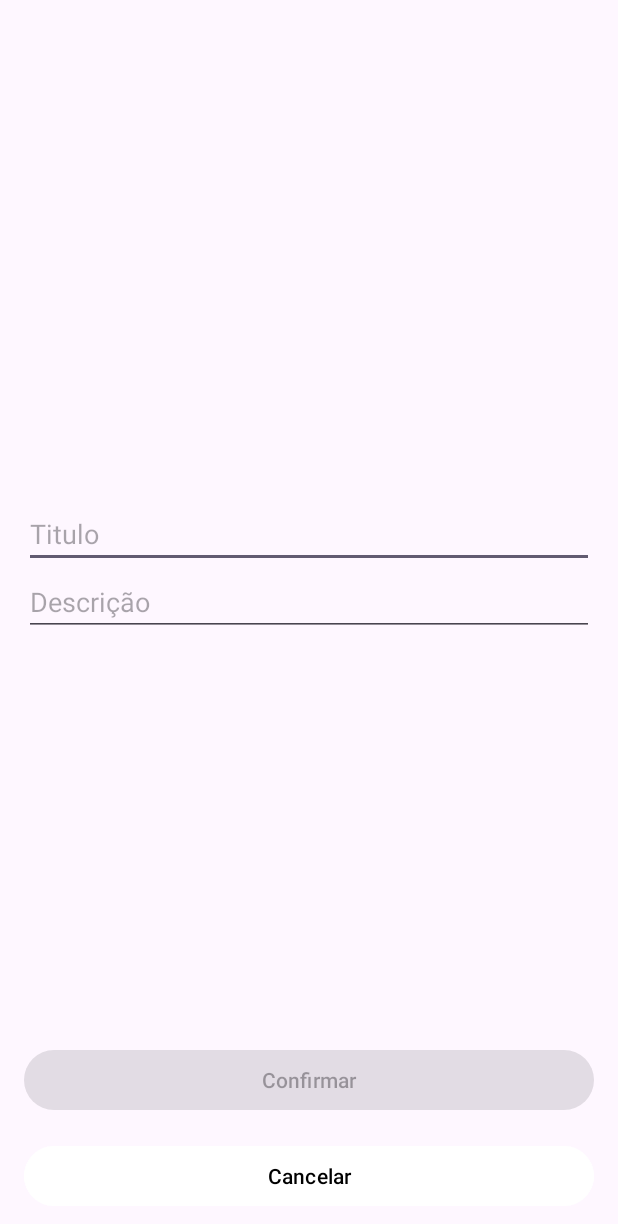
After one commit to jounheringer/android_taskflow, an Android app: the EditTaskActivity screen opened directly, with no data from a screen before it, on a phone screen of 412 x 824 dp. The commit adds this screen. Shown: the top 1224 px of the screen. Run offline under Robolectric (Android 15) with nearby library versions, the phone set to English and light mode, and no system bars; 1 statement that could not run was skipped.

Commit message:
feat: Implement task editing functionality
Introduces the ability for users to edit existing tasks. This is handled through a new `EditTaskActivity` and its corresponding `EditTaskViewModel`.

- Create `EditTaskActivity` to manage the UI for editing a task, including fields for title and description.
- Add `EditTaskViewModel` to fetch a task by its ID and handle the update logic using `TaskRepository`.
- Implement `OperationHandler`, a sealed class to represent different states of an operation (Waiting, Loading, Success, Failure), which is used in the `EditTaskViewModel`.
- Create a new layout file `edit_task.xml` for the edit screen and a reusable `loading.xml` for displaying a progress indicator.
- Update `TaskCardAdapter` to include an `onNavigateToEdit` callback, which is triggered when the edit button on a task card is clicked.
- Modify `MainActivity` to launch `EditTaskActivity` with the correct task ID when the edit button is pressed.
- Register `EditTaskActivity` in `AndroidManifest.xml`.
- Add new string resources for the edit screen (e.g., "Confirmar", "Cancelar", "Titulo").
- Update the Koin module (`TaskModule`) to provide `EditTaskViewModel`.
- Replace hardcoded strings in `add_activity_main.xml` with string resources.

```diff
--- a/app/src/main/AndroidManifest.xml
+++ b/app/src/main/AndroidManifest.xml
@@ -24,6 +24,10 @@
             android:name=".ui.addtask.AddTaskActivity"
             android:exported="true"
             />
+        <activity
+            android:name=".ui.edit.EditTaskActivity"
+            android:exported="true"
+            />
     </application>
 
 </manifest>
--- a/app/src/main/java/com/reringuy/taskflow/di/modules/TaskModule.kt
+++ b/app/src/main/java/com/reringuy/taskflow/di/modules/TaskModule.kt
@@ -3,6 +3,7 @@ package com.reringuy.taskflow.di.modules
 import com.reringuy.taskflow.data.TaskFlowDatabase
 import com.reringuy.taskflow.data.repositories.TaskRepository
 import com.reringuy.taskflow.ui.addtask.AddTaskViewModel
+import com.reringuy.taskflow.ui.edit.EditTaskViewModel
 import com.reringuy.taskflow.ui.tasklist.TaskListViewModel
 import org.koin.core.module.dsl.singleOf
 import org.koin.core.module.dsl.viewModelOf
@@ -11,6 +12,7 @@ import org.koin.dsl.module
 val taskModule = module {
     single { get<TaskFlowDatabase>().taskDao() }
     singleOf(::TaskRepository)
-    singleOf(::AddTaskViewModel)
+    viewModelOf(::AddTaskViewModel)
+    viewModelOf(::EditTaskViewModel)
     viewModelOf(::TaskListViewModel)
 }
--- /dev/null
+++ b/app/src/main/java/com/reringuy/taskflow/ui/edit/EditTaskActivity.kt
@@ -0,0 +1,80 @@
+package com.reringuy.taskflow.ui.edit
+
+import android.os.Bundle
+import android.view.View
+import android.widget.Button
+import android.widget.FrameLayout
+import android.widget.Toast
+import androidx.appcompat.app.AppCompatActivity
+import androidx.core.widget.addTextChangedListener
+import com.google.android.material.textfield.TextInputEditText
+import com.reringuy.taskflow.R
+import com.reringuy.taskflow.utils.OperationHandler
+import org.koin.android.ext.android.inject
+
+class EditTaskActivity: AppCompatActivity() {
+
+    private val viewModel: EditTaskViewModel by inject<EditTaskViewModel>()
+
+    override fun onCreate(savedInstanceState: Bundle?) {
+        super.onCreate(savedInstanceState)
+
+        setContentView(R.layout.edit_task)
+
+        val id = intent.getLongExtra(EXTRA_TASK_ID, -1)
+        val loadingComponent = findViewById<FrameLayout>(R.id.loading_view)
+        val cancelButton = findViewById<Button>(R.id.edit_task_button_cancel)
+        val confirmButton = findViewById<Button>(R.id.edit_task_button_confirm)
+        val titleTextInput = findViewById<TextInputEditText>(R.id.edit_title)
+        val descriptionTextInput = findViewById<TextInputEditText>(R.id.edit_description)
+
+        viewModel.getTask(id)
+
+
+        viewModel.onDoneEffect.observe(this) {
+            Toast.makeText(this, "Task atualizada", Toast.LENGTH_SHORT).show()
+            finish()
+        }
+
+        viewModel.task.observe(this) { taskResult ->
+            when (taskResult) {
+                is OperationHandler.Failure -> {
+                    loadingComponent.visibility = View.GONE
+                    Toast.makeText(this, taskResult.message, Toast.LENGTH_SHORT).show()
+                    finish()
+                }
+                is OperationHandler.Success -> {
+                    loadingComponent.visibility = View.GONE
+
+                    var task = taskResult.data
+                    titleTextInput.setText(task.title)
+                    descriptionTextInput.setText(task.description ?: "")
+                    confirmButton.isEnabled = titleTextInput.text.toString().isNotEmpty()
+
+                    titleTextInput.addTextChangedListener {
+                        task = task.copy(title = it.toString())
+                    }
+
+                    descriptionTextInput.addTextChangedListener {
+                        task = task.copy(description = it.toString())
+                    }
+
+                    confirmButton.setOnClickListener {
+                        viewModel.updateTask(task)
+                    }
+
+                    cancelButton.setOnClickListener {
+                        finish()
+                    }
+                }
+                else -> {
+                    loadingComponent.visibility = View.VISIBLE
+                }
+            }
+        }
+    }
+
+    companion object {
+        const val EXTRA_TASK_ID = "extra_task_id"
+    }
+}
--- /dev/null
+++ b/app/src/main/java/com/reringuy/taskflow/ui/edit/EditTaskViewModel.kt
@@ -0,0 +1,41 @@
+package com.reringuy.taskflow.ui.edit
+
+import androidx.lifecycle.LiveData
+import androidx.lifecycle.MutableLiveData
+import androidx.lifecycle.ViewModel
+import androidx.lifecycle.viewModelScope
+import com.reringuy.taskflow.data.entities.Task
+import com.reringuy.taskflow.data.repositories.TaskRepository
+import com.reringuy.taskflow.utils.OperationHandler
+import com.reringuy.taskflow.utils.SingleEffectLauncher
+import kotlinx.coroutines.Dispatchers
+import kotlinx.coroutines.launch
+
+class EditTaskViewModel(
+    private val taskRepository: TaskRepository,
+) : ViewModel() {
+    private val _task: MutableLiveData<OperationHandler<Task>> =
+        MutableLiveData(OperationHandler.Waiting)
+
+    val task: LiveData<OperationHandler<Task>> = _task
+
+    val onDoneEffect = SingleEffectLauncher<Unit>()
+
+    fun getTask(id: Long) {
+        viewModelScope.launch(Dispatchers.IO) {
+            _task.postValue(OperationHandler.Loading)
+            val response = taskRepository.getTaskById(id)
+            if (response != null)
+                _task.postValue(OperationHandler.Success(response))
+            else
+                _task.postValue(OperationHandler.Failure("Task não encontrada."))
+        }
+    }
+
+    fun updateTask(task: Task) {
+        viewModelScope.launch(Dispatchers.IO) {
+            taskRepository.updateTask(task)
+            onDoneEffect.postValue(Unit)
+        }
+    }
+}
--- /dev/null
+++ b/app/src/main/java/com/reringuy/taskflow/utils/OperationHandler.kt
@@ -0,0 +1,13 @@
+package com.reringuy.taskflow.utils
+
+
+sealed class OperationHandler<out T> {
+
+    object Waiting:OperationHandler<Nothing>()
+
+    object Loading:OperationHandler<Nothing>()
+
+    data class Success<out T>(val data:T):OperationHandler<T>()
+
+    data class Failure(val message:String):OperationHandler<Nothing>()
+}
--- /dev/null
+++ b/app/src/main/res/layout/edit_task.xml
@@ -0,0 +1,58 @@
+<?xml version="1.0" encoding="utf-8"?>
+<LinearLayout xmlns:android="http://schemas.android.com/apk/res/android"
+    xmlns:app="http://schemas.android.com/apk/res-auto"
+    android:layout_width="match_parent"
+    android:layout_height="match_parent">
+
+    <androidx.constraintlayout.widget.ConstraintLayout
+        android:layout_width="match_parent"
+        android:layout_height="match_parent"
+        android:orientation="vertical"
+        android:padding="16dp">
+
+        <com.google.android.material.textfield.TextInputEditText
+            android:id="@+id/edit_title"
+            android:layout_width="match_parent"
+            android:layout_height="wrap_content"
+            android:hint="@string/task_title"
+            app:layout_constraintBottom_toTopOf="@id/edit_task_button_confirm"
+            app:layout_constraintEnd_toEndOf="parent"
+            app:layout_constraintStart_toStartOf="parent"
+            app:layout_constraintTop_toTopOf="parent" />
+
+        <com.google.android.material.textfield.TextInputEditText
+            android:id="@+id/edit_description"
+            android:layout_width="match_parent"
+            android:layout_height="wrap_content"
+            android:hint="@string/task_description"
+            app:layout_constraintEnd_toEndOf="parent"
+            app:layout_constraintStart_toStartOf="parent"
+            app:layout_constraintTop_toBottomOf="@id/edit_title" />
+
+        <Button
+            android:id="@+id/edit_task_button_confirm"
+            android:layout_width="match_parent"
+            android:layout_height="wrap_content"
+            android:layout_marginBottom="16dp"
+            android:enabled="false"
+            android:text="@string/confirm_button"
+            app:layout_constraintBottom_toTopOf="@+id/edit_task_button_cancel"
+            app:layout_constraintEnd_toEndOf="parent"
+            app:layout_constraintStart_toStartOf="parent" />
+
+        <Button
+            android:id="@+id/edit_task_button_cancel"
+            android:layout_width="match_parent"
+            android:layout_height="wrap_content"
+            android:backgroundTint="@android:color/background_light"
+            android:text="@string/cancel_button"
+            android:textColor="@color/black"
+            app:layout_constraintBottom_toBottomOf="parent"
+            app:layout_constraintEnd_toEndOf="parent"
+            app:layout_constraintStart_toStartOf="parent" />
+    </androidx.constraintlayout.widget.ConstraintLayout>
+
+    <include
+        android:id="@+id/loading_view"
+        layout="@layout/loading" />
+</LinearLayout>
--- a/app/src/main/res/layout/task_card.xml
+++ b/app/src/main/res/layout/task_card.xml
@@ -51,6 +51,7 @@
                 android:layout_alignParentEnd="true"
                 android:src="@android:drawable/ic_menu_edit"
                 app:layout_constraintBottom_toBottomOf="parent"
+                android:contentDescription="@string/task_edit"
                 app:layout_constraintEnd_toEndOf="parent"
                 app:layout_constraintTop_toTopOf="parent" />
         </androidx.constraintlayout.widget.ConstraintLayout>
--- a/app/src/main/res/values/strings.xml
+++ b/app/src/main/res/values/strings.xml
@@ -3,4 +3,9 @@
     <string name="edit_content_description">Editar</string>
     <string name="add_content_description">Adicionar</string>
     <string name="empty_task_list_text">Nenhuma Task encontrada</string>
+    <string name="confirm_button">Confirmar</string>
+    <string name="cancel_button">Cancelar</string>
+    <string name="task_title">Titulo</string>
+    <string name="task_description">Descrição</string>
+    <string name="task_edit">Editar</string>
 </resources>
```
Also changed, not shown: app/src/main/java/com/reringuy/taskflow/ui/adapter/TaskCardAdapter.kt (+8 -1 lines), app/src/main/java/com/reringuy/taskflow/ui/tasklist/MainActivity.kt (+13 -2 lines), app/src/main/res/layout/add_activity_main.xml (+4 -4 lines), app/src/main/res/layout/loading.xml (added, +17 -0 lines).
